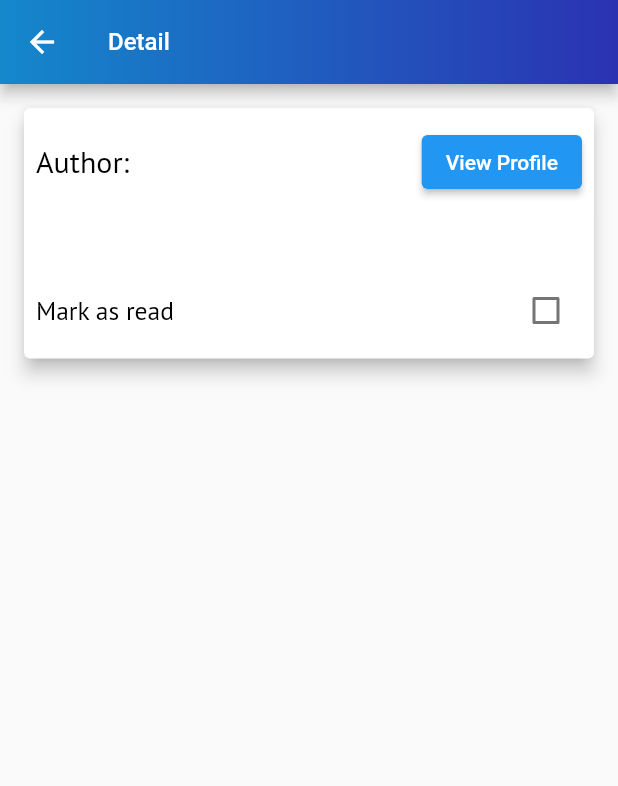
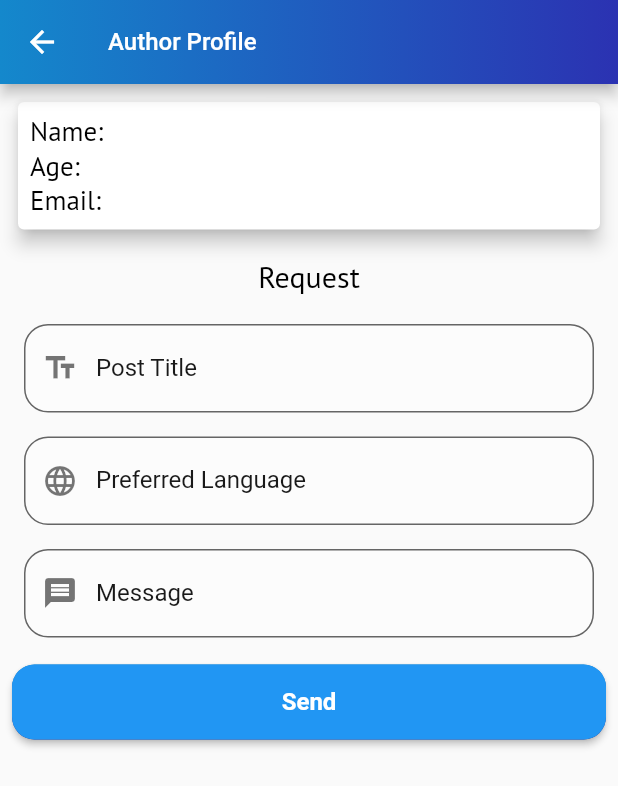
Before and after one commit to RahulFernando/research-blogger, a Flutter app: the BlogDetail screen opened directly with empty values, after a tap on "View Profile", on a phone screen of 412 x 824 dp. Shown: the top 786 px of the screen. Run offline on Flutter 3.47's test engine with Material 2 defaults, Android fonts, the phone set to English and light mode, and no system bars; our stand-ins replace cloud_firestore, firebase_auth, firebase_core, firebase_storage, google_fonts, image_picker; accounts and stored records are empty.

Commit message:
send request firebase

```diff
--- a/lib/constants.dart
+++ b/lib/constants.dart
@@ -4,3 +4,4 @@ const SIGN_UP_SCREEN = "/sign_up";
 const HOME_SCREEN = "/home";
 const ADD_BLOG_SCREEN = "/blog";
 const BLOG_DETAIL_SCREEN = "/blog-detail";
+const AUTHOR_PROFILE = "/author-profile";
--- /dev/null
+++ b/lib/models/requests.dart
@@ -0,0 +1,30 @@
+import 'package:cloud_firestore/cloud_firestore.dart';
+
+class Requests {
+  String? id;
+  String title;
+  String language;
+  String message;
+  String uid;
+
+  Requests(
+      {this.id,
+      required this.title,
+      required this.language,
+      required this.message,
+      required this.uid});
+
+  Requests.fromDocumentSnapshot(DocumentSnapshot<Map<String, dynamic>> doc)
+      : id = doc.id,
+        title = doc.data()!["title"],
+        language = doc.data()!["language"],
+        message = doc.data()!["message"],
+        uid = doc.data()!["uid"];
+
+  Map<String, dynamic> toJson() => {
+        "title": title,
+        "language": language,
+        "message": message,
+        "uid": uid,
+      };
+}
--- a/lib/models/user.dart
+++ b/lib/models/user.dart
@@ -4,19 +4,22 @@ class User {
   String? id;
   String? uid;
   String? userName;
+  String email;
   String? age;
 
-  User({this.id, this.uid, this.userName, this.age});
+  User({this.id, this.uid, this.userName, required this.email, this.age});
 
   User.fromDocumentSnapshot(DocumentSnapshot<Map<String, dynamic>> doc)
       : id = doc.id,
         uid = doc.data()!["uid"],
         userName = doc.data()!["userName"],
+        email = doc.data()!["email"],
         age = doc.data()!["age"];
 
   Map<String, dynamic> toJson() => {
         "uid": uid,
         "userName": userName,
+        "email": email,
         "age": age,
       };
 }
--- a/lib/router.dart
+++ b/lib/router.dart
@@ -2,6 +2,7 @@ import 'package:flutter/material.dart';
 import 'package:research_blogger/constants.dart';
 import 'package:research_blogger/models/arguments.dart';
 import 'package:research_blogger/screens/addBlog.dart';
+import 'package:research_blogger/screens/authorProfile.dart';
 import 'package:research_blogger/screens/blogDetail.dart';
 import 'package:research_blogger/screens/home.dart';
 import 'package:research_blogger/screens/signIn.dart';
@@ -27,6 +28,13 @@ class AppRouter {
                     type: args.type,
                   ));
         }
+      case AUTHOR_PROFILE:
+        {
+          final String id = settings.arguments as String;
+          return MaterialPageRoute(
+            builder: (_) => AuthorProfile(id: id),
+          );
+        }
       default:
         return MaterialPageRoute(builder: (_) => const SignIn());
     }
--- /dev/null
+++ b/lib/screens/authorProfile.dart
@@ -0,0 +1,183 @@
+import 'package:flutter/material.dart';
+import 'package:google_fonts/google_fonts.dart';
+import 'package:research_blogger/models/requests.dart';
+import 'package:research_blogger/models/user.dart';
+import 'package:research_blogger/service/requestService.dart';
+import 'package:research_blogger/service/userService.dart';
+import 'package:research_blogger/widgets/TextField.dart';
+
+import '../utils/colorUtils.dart';
+import '../widgets/Button.dart';
+
+class AuthorProfile extends StatefulWidget {
+  final String id;
+
+  const AuthorProfile({Key? key, required this.id}) : super(key: key);
+
+  @override
+  State<AuthorProfile> createState() => _AuthorProfileState();
+}
+
+class _AuthorProfileState extends State<AuthorProfile> {
+  // controllers
+  final TextEditingController _titleController = TextEditingController();
+  final TextEditingController _languageController = TextEditingController();
+  final TextEditingController _messageController = TextEditingController();
+
+  // objects
+  User user = User(uid: "", id: "", userName: "", age: "", email: "");
+
+  bool isLoading = false;
+
+  @override
+  void initState() {
+    super.initState();
+
+    print(widget.id);
+    getAuthor();
+  }
+
+  @override
+  Widget build(BuildContext context) {
+    return Scaffold(
+      appBar: AppBar(
+        title: const Text(
+          "Author Profile",
+          style: TextStyle(color: Colors.white, fontSize: 16),
+        ),
+        flexibleSpace: Container(
+          decoration: BoxDecoration(
+            gradient: LinearGradient(
+                begin: Alignment.centerLeft,
+                end: Alignment.centerRight,
+                colors: [
+                  hexStringToColor("1488cc"),
+                  hexStringToColor("2b32b2")
+                ]),
+          ),
+        ),
+      ),
+      body: SingleChildScrollView(
+        child: Padding(
+          padding: const EdgeInsets.all(8.0),
+          child: Column(
+            children: [
+              Container(
+                width: MediaQuery.of(context).size.width,
+                child: Card(
+                  elevation: 5,
+                  child: Padding(
+                    padding: const EdgeInsets.all(8.0),
+                    child: Column(
+                      crossAxisAlignment: CrossAxisAlignment.start,
+                      children: [
+                        Text('Name: ${user.userName}',
+                            style: GoogleFonts.ptSans(
+                                fontSize: 18.0, color: Colors.black)),
+                        Text('Age: ${user.age}',
+                            style: GoogleFonts.ptSans(
+                                fontSize: 18.0, color: Colors.black)),
+                        Text('Email: ${user.email}',
+                            style: GoogleFonts.ptSans(
+                                fontSize: 18.0, color: Colors.black)),
+                      ],
+                    ),
+                  ),
+                ),
+              ),
+              const SizedBox(
+                height: 15,
+              ),
+              Text("Request",
+                  style: GoogleFonts.ptSans(fontSize: 20.0, color: Colors.black)),
+              const SizedBox(
+                height: 10,
+              ),
+              Container(
+                width: MediaQuery.of(context).size.width,
+                child: Column(
+                  children: [
+                    Padding(
+                      padding: const EdgeInsets.all(8.0),
+                      child: reusableProfileTextField(
+                          "Post Title",
+                          Icons.text_fields,
+                          false,
+                          _titleController,
+                          TextInputType.name),
+                    ),
+                    Padding(
+                      padding: const EdgeInsets.all(8.0),
+                      child: reusableProfileTextField(
+                          "Preferred Language",
+                          Icons.language,
+                          false,
+                          _languageController,
+                          TextInputType.name),
+                    ),
+                    Padding(
+                      padding: const EdgeInsets.all(8.0),
+                      child: reusableProfileTextField("Message", Icons.message,
+                          false, _messageController, TextInputType.name),
+                    ),
+                    reusableButton(context, isLoading ? "Please wait..." : "Send", sendRequest, null, null),
+                  ],
+                ),
+              )
+            ],
+          ),
+        ),
+      ),
+    );
+  }
+
+  void getAuthor() async {
+    var response = await UserService.getUser(widget.id);
+
+    if (response.status == 200) {
+      setState(() {
+        user = response.data as User;
+      });
+    }
+  }
+
+  sendRequest() async {
+    setState(() {
+      isLoading = true;
+    });
+
+    var response = await RequestService.create(Requests(
+        uid: user.id as String,
+        title: _titleController.text,
+        language: _languageController.text,
+        message: _messageController.text));
+
+    if (response.status == 201) {
+      setState(() {
+        isLoading = false;
+        _titleController.text = "";
+        _languageController.text = "";
+        _messageController.text = "";
+      });
+      ScaffoldMessenger.of(context).showSnackBar(SnackBar(
+        content: Text(response.message as String),
+        backgroundColor: Colors.green,
+        duration: Duration(seconds: 3),
+      ));
+    }
+
+    if (response.status == 500) {
+      setState(() {
+        isLoading = false;
+        _titleController.text = "";
+        _languageController.text = "";
+        _messageController.text = "";
+      });
+      ScaffoldMessenger.of(context).showSnackBar(SnackBar(
+        content: Text(response.message as String),
+        backgroundColor: Colors.redAccent,
+        duration: Duration(seconds: 3),
+      ));
+    }
+  }
+}
--- a/lib/screens/blogDetail.dart
+++ b/lib/screens/blogDetail.dart
@@ -1,5 +1,6 @@
 import 'package:flutter/material.dart';
 import 'package:google_fonts/google_fonts.dart';
+import 'package:research_blogger/constants.dart';
 import 'package:research_blogger/models/article.dart';
 import 'package:research_blogger/models/research.dart';
 import 'package:research_blogger/models/user.dart';
@@ -29,7 +30,7 @@ class _BlogDetailState extends State<BlogDetail> {
   Idea idea = Idea(description: "", uid: "", id: "", isRead: false);
   Research research = Research(category: "", description: "", uid: "", id: "", isRead: false);
   Article article = Article(description: "", id: "", image: "", uid: "", isRead: false);
-  User user = User(id: "", uid: "", age: "", userName: "");
+  User user = User(id: "", uid: "", age: "", userName: "", email: "");
 
   @override
   void initState() {
@@ -109,7 +110,9 @@ class _BlogDetailState extends State<BlogDetail> {
                                 style: GoogleFonts.ptSans(
                                     fontSize: 20.0, color: Colors.black)),
                             ElevatedButton(
-                                onPressed: () {},
+                                onPressed: () {
+                                  Navigator.pushNamed(context, AUTHOR_PROFILE, arguments: user.uid);
+                                },
                                 child: const Text("View Profile")),
                           ],
                         ),
@@ -191,6 +194,7 @@ class _BlogDetailState extends State<BlogDetail> {
         isLoading = false;
       });
     } catch(e) {
+      print(e);
       setState(() {
         isLoading = false;
       });
--- a/lib/screens/signUp.dart
+++ b/lib/screens/signUp.dart
@@ -107,6 +107,7 @@ class _SignUpState extends State<SignUp> {
                             var res = await UserService.create(User(
                                 uid: response.data.uid,
                                 userName: _userNameController.text,
+                                email: _emailController.text,
                                 age: _ageController.text));
 
                             print(res.status);
--- /dev/null
+++ b/lib/service/requestService.dart
@@ -0,0 +1,39 @@
+import 'package:cloud_firestore/cloud_firestore.dart';
+import 'package:research_blogger/models/requests.dart';
+
+import '../models/response.dart';
+
+
+final FirebaseFirestore _firestore = FirebaseFirestore.instance;
+final CollectionReference _collectionReference = _firestore.collection(
+    "requests");
+
+class RequestService {
+  static Future<Response> create(Requests requests) async {
+    Response response = Response();
+
+    DocumentReference documentReference = _collectionReference.doc();
+
+    await documentReference.set(requests.toJson()).then((doc) {
+      response.status = 201;
+      response.message = "Request added successfully!";
+    }).catchError((e) {
+      response.status = 500;
+      response.message = e.toString();
+    });
+
+    return response;
+  }
+
+  static Future<Response> getByUId(String uid) async {
+    Response response = Response();
+
+    await _collectionReference.where("uid", isEqualTo: uid).get().then((doc) {
+      response.status = 200;
+      response.message = "Request fetched success";
+      response.data = Requests.fromDocumentSnapshot(doc.docs.first as DocumentSnapshot<Map<String, dynamic>>);
+    });
+
+    return response;
+  }
+}
```
